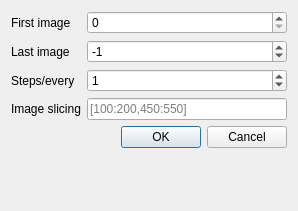
Above: LoadDialog.ui from zoltan885/P212ImageViewer before the change. Below: the same form after it.
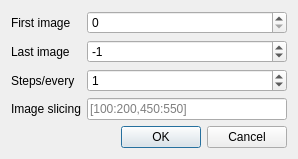
That is the form after the change.

Patch:
```diff
--- a/LoadDialog.ui
+++ b/LoadDialog.ui
@@ -7,7 +7,7 @@
     <x>0</x>
     <y>0</y>
     <width>298</width>
-    <height>211</height>
+    <height>159</height>
    </rect>
   </property>
   <property name="windowTitle">
```
